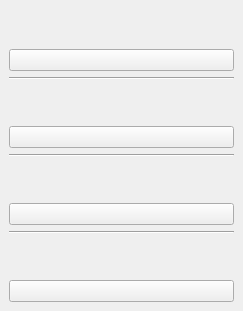
Old version of the form dirsizes.ui in the repository ShaneDiNozzo/ShanBox.
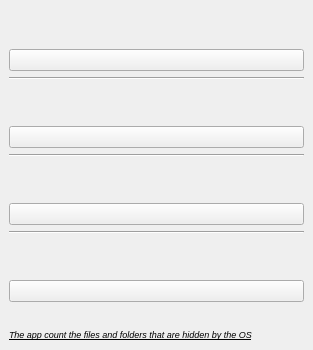
New version of the form. Icons and pictures are not drawn.

Commit message: Add icon for the window from a resource file

```diff
--- a/dirsizes.ui
+++ b/dirsizes.ui
@@ -6,8 +6,8 @@
    <rect>
     <x>0</x>
     <y>0</y>
-    <width>243</width>
-    <height>307</height>
+    <width>313</width>
+    <height>350</height>
    </rect>
   </property>
   <property name="windowTitle">
@@ -188,6 +188,40 @@
       </property>
      </widget>
     </item>
+    <item>
+     <spacer name="horizontalSpacer">
+      <property name="orientation">
+       <enum>Qt::Horizontal</enum>
+      </property>
+      <property name="sizeHint" stdset="0">
+       <size>
+        <width>40</width>
+        <height>20</height>
+       </size>
+      </property>
+     </spacer>
+    </item>
+    <item>
+     <widget class="QLabel" name="warninglabel">
+      <property name="font">
+       <font>
+        <pointsize>7</pointsize>
+        <weight>50</weight>
+        <italic>true</italic>
+        <bold>false</bold>
+        <underline>true</underline>
+        <strikeout>false</strikeout>
+        <kerning>true</kerning>
+       </font>
+      </property>
+      <property name="cursor">
+       <cursorShape>PointingHandCursor</cursorShape>
+      </property>
+      <property name="text">
+       <string>The app count the files and folders that are hidden by the OS</string>
+      </property>
+     </widget>
+    </item>
    </layout>
   </widget>
  </widget>
```
Left out of the diff: 8 changed lines with no effect on the pictures. The commit also changes 4 other files.
